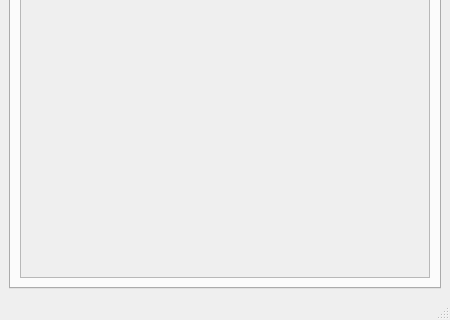
Above: core_tools/GUI/param_viewer/param_viewer_GUI_window.ui from stephanlphilips/core_tools before the change; both pictures show x 0 to 450 and y 880 to 1200 of the 450 by 1200 pixel window. Below: the same form after it.
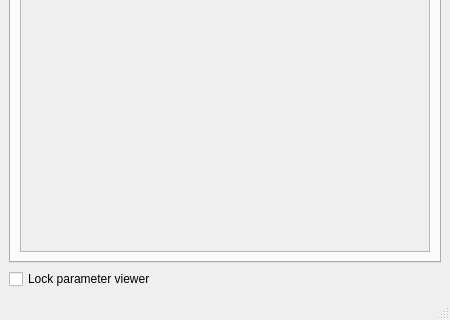
That is the form after the change.

Commit message: Added max_diff and lock to param_viewer

What changed in the file:
```diff
--- a/core_tools/GUI/param_viewer/param_viewer_GUI_window.ui
+++ b/core_tools/GUI/param_viewer/param_viewer_GUI_window.ui
@@ -170,6 +170,20 @@
       </widget>
      </widget>
     </item>
+    <item row="1" column="0">
+     <layout class="QHBoxLayout" name="horizontalLayout_2">
+      <property name="spacing">
+       <number>0</number>
+      </property>
+	  <item>
+	   <widget class="QCheckBox" name="lock">
+		<property name="text">
+		 <string>Lock parameter viewer</string>
+		</property>
+	   </widget>
+	  </item>
+     </layout>	
+    </item>
    </layout>
   </widget>
   <widget class="QMenuBar" name="menubar">
```
The commit also changes 2 other files.
